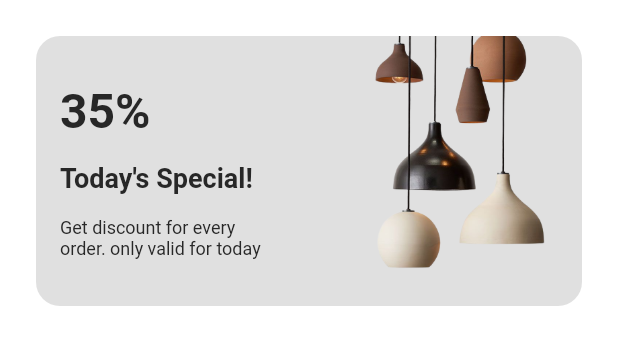
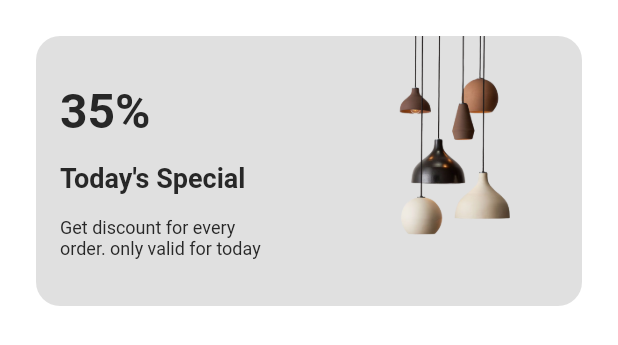
Before and after one commit to unza730/flutter-furniture-app, a Flutter app: the PromotionWidget widget shown alone on an empty page, opened directly, on a phone screen of 412 x 824 dp. Shown: the top 345 px of the screen. Run offline on Flutter 3.47's test engine with Material 2 defaults, Android fonts, the light colour scheme and no system bars.

Commit message:
Part 2 Promotion Widget

```diff
--- a/lib/module/home/presentation/widget/promotion_widget.dart
+++ b/lib/module/home/presentation/widget/promotion_widget.dart
@@ -29,7 +29,7 @@ class PromotionWidget extends StatelessWidget {
                     style: Theme.of(context).textTheme.headlineLarge,
                   ),
                   Text(
-                    "Today's Special!",
+                    "Today's Special",
                     style: Theme.of(context).textTheme.titleMedium,
                   ),
                   Text(
@@ -45,9 +45,9 @@ class PromotionWidget extends StatelessWidget {
               image: AssetImage(
                 "assets/img_light.png",
               ),
-              fit: BoxFit.cover,
+              // fit: BoxFit.cover,
             ),
-          ),
+          )
         ],
       ),
     );
```
Also changed, not shown: lib/module/home/presentation/home_screen.dart (+5 -9 lines).
